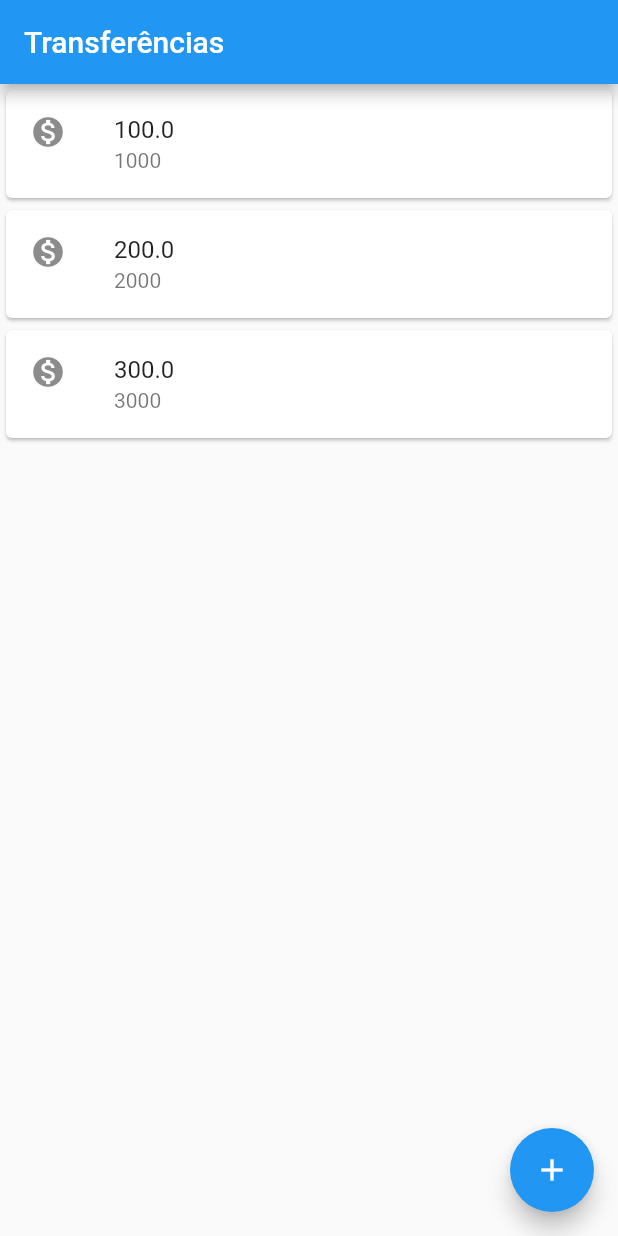
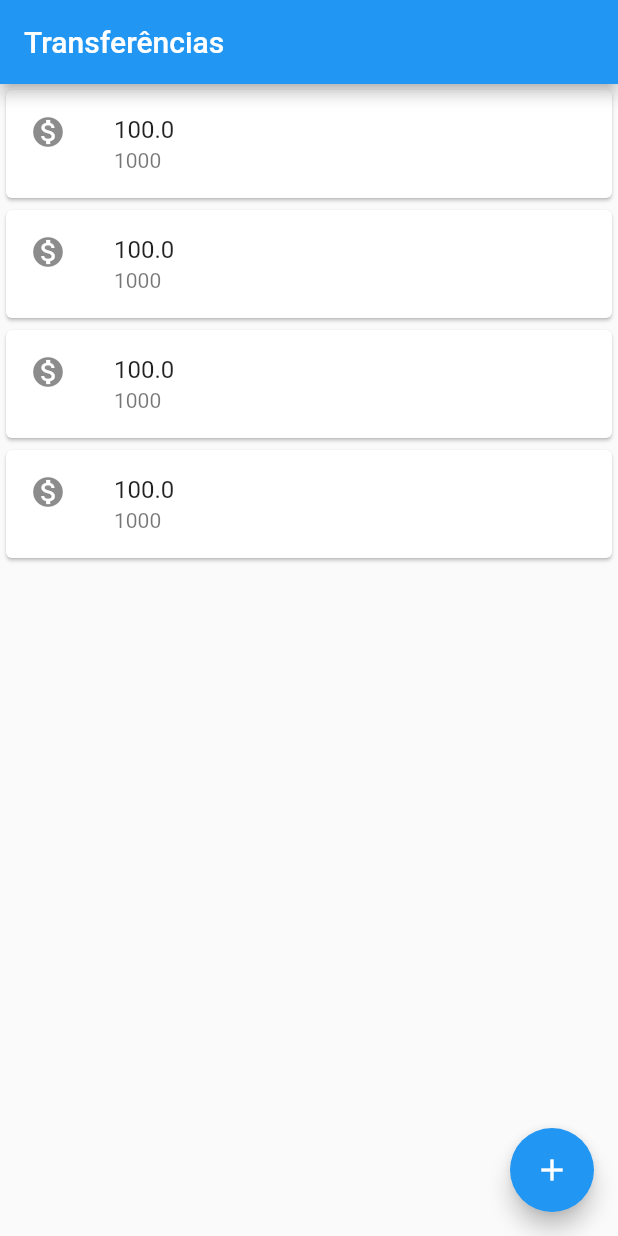
Before and after one commit to williansmartins/flutter, a Flutter app: the screen it shows after launch, on a phone screen of 412 x 824 dp. Run offline on Flutter 3.47's test engine with Material 2 defaults, Android fonts, the phone set to English and light mode, and no system bars.

Commit message:
trocando column por listview

```diff
--- a/lib/main.dart
+++ b/lib/main.dart
@@ -86,18 +86,25 @@ class Editor extends StatelessWidget {
 }
 
 class ListaTransferencias extends StatelessWidget {
+  final List<Transferencia> _transferencias = List();
+
   @override
   Widget build(BuildContext context) {
+    _transferencias.add(Transferencia(100.0, 1000));
+    _transferencias.add(Transferencia(100.0, 1000));
+    _transferencias.add(Transferencia(100.0, 1000));
+    _transferencias.add(Transferencia(100.0, 1000));
     return Scaffold(
       appBar: AppBar(
         title: Text('Transferências'),
       ),
-      body: Column(
-        children: <Widget>[
-          ItemTransferencia(Transferencia(100.0, 1000)),
-          ItemTransferencia(Transferencia(200.0, 2000)),
-          ItemTransferencia(Transferencia(300.0, 3000)),
-        ],
+      body: ListView.builder(
+        itemCount: _transferencias.length,
+        itemBuilder: (context, indice) {
+          final transferencia = _transferencias[indice];
+          return ItemTransferencia(transferencia);
+        },
+
       ),
       floatingActionButton: FloatingActionButton(
         child: Icon(Icons.add), onPressed: () {
@@ -107,6 +114,7 @@ class ListaTransferencias extends StatelessWidget {
         future.then((transferenciaRecebida) {
           debugPrint('chegou no then do future');
           debugPrint('$transferenciaRecebida');
+          _transferencias.add(transferenciaRecebida);
         });
       },
       ),
```
